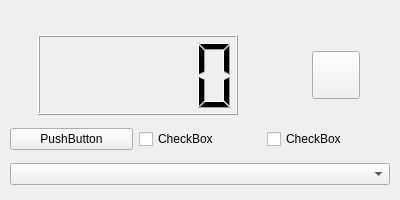
Before: the Qt Designer form ScreenRecorder/ScreenRecorder/ScreenRecorder.ui in ForSuhr/ScreenRecorder, drawn with Qt 5.
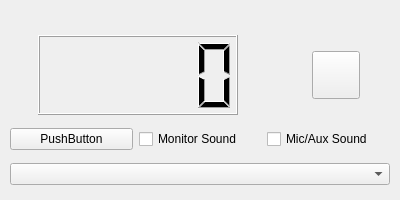
After: the same form once the commit is applied.

```diff
--- a/ScreenRecorder/ScreenRecorder/ScreenRecorder.ui
+++ b/ScreenRecorder/ScreenRecorder/ScreenRecorder.ui
@@ -117,14 +117,14 @@
      <item>
       <widget class="QCheckBox" name="checkBox">
        <property name="text">
-        <string>CheckBox</string>
+        <string>Monitor Sound</string>
        </property>
       </widget>
      </item>
      <item>
       <widget class="QCheckBox" name="checkBox_2">
        <property name="text">
-        <string>CheckBox</string>
+        <string>Mic/Aux Sound</string>
        </property>
       </widget>
      </item>
```
Left out of the diff: 4 changed lines with no effect on the pictures.
